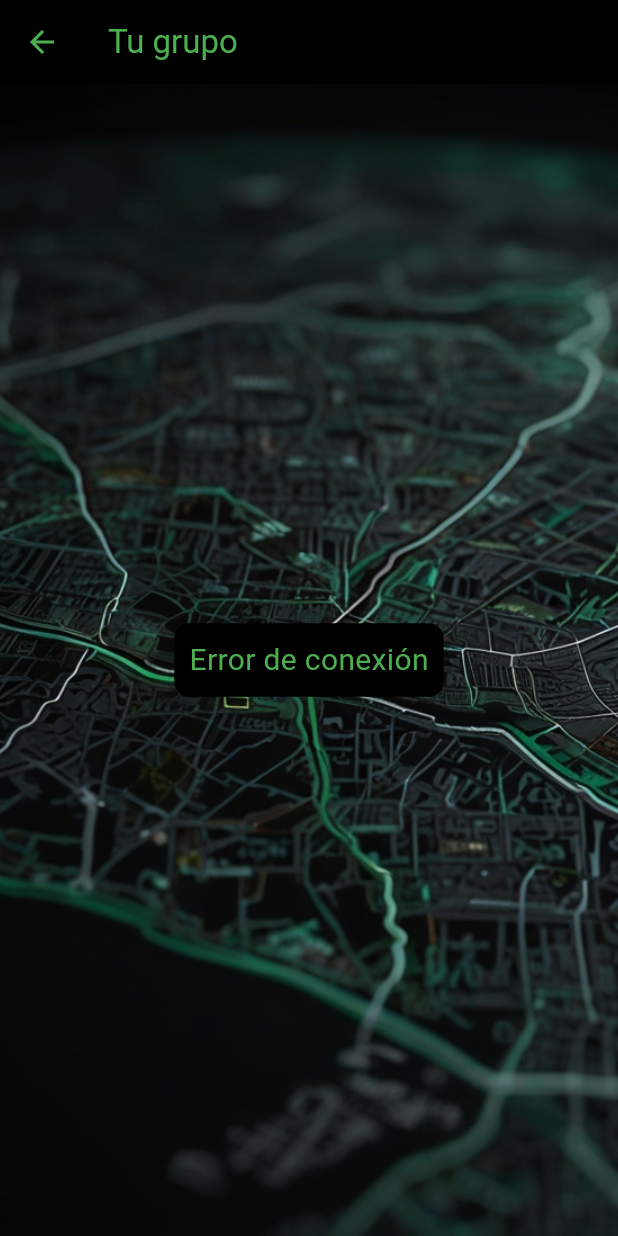
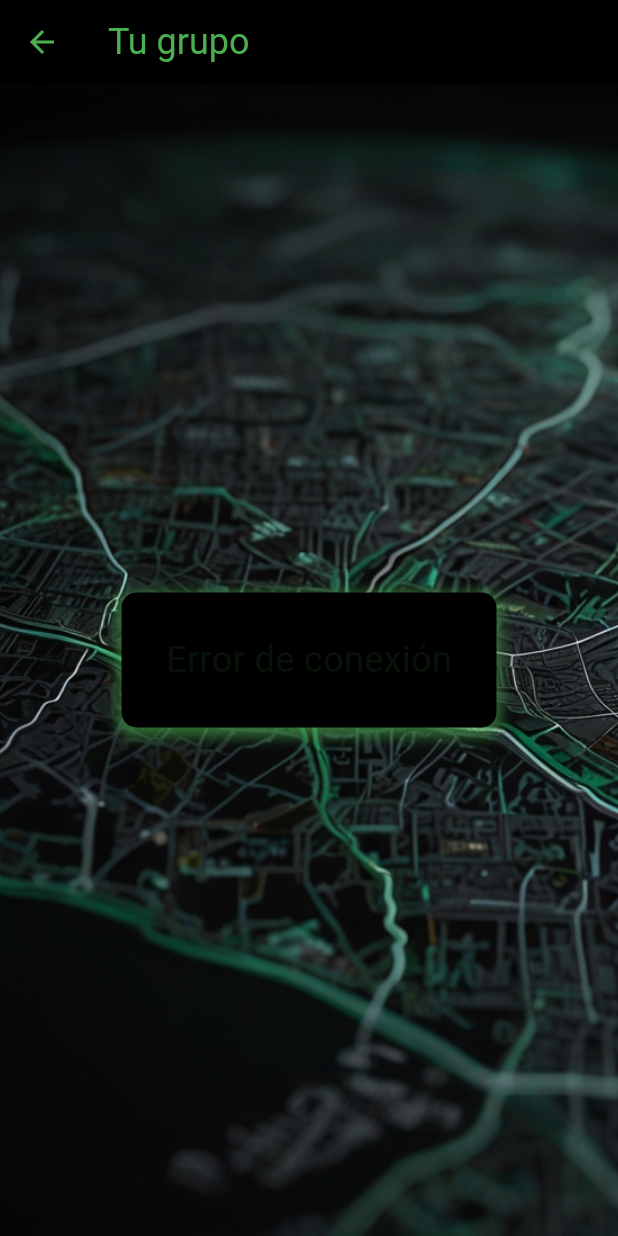
Before and after one commit to German1127/Warded, a Flutter app: the MisGruposError screen opened directly, on a phone screen of 412 x 824 dp. Run offline on Flutter 3.47's test engine with Material 3 defaults, Android fonts, the phone set to English and light mode, and no system bars; our stand-ins replace bloc, equatable, flutter_bloc, image_picker, qr_flutter; Roboto replaces fonts that are missing (Arial).

Commit message:
le agregue animacion a los textos de la carga y error y brillo verde detras del contenedor

```diff
--- a/lib/botones_con_iconos/boton_accidente.dart
+++ b/lib/botones_con_iconos/boton_accidente.dart
@@ -14,8 +14,8 @@ class BotonAccidente extends StatelessWidget {
         decoration: const BoxDecoration(
           color: Colors.black,
           borderRadius: BorderRadius.only(
-            topLeft: Radius.circular(50.0),
-            topRight: Radius.circular(50.0),
+            topLeft: Radius.circular(30.0),
+            topRight: Radius.circular(30.0),
             bottomLeft: Radius.circular(0.0),
             bottomRight: Radius.circular(0.0),
           ),
--- a/lib/botones_con_iconos/boton_animal_abandonado.dart
+++ b/lib/botones_con_iconos/boton_animal_abandonado.dart
@@ -14,10 +14,10 @@ class BotonAnimalAbandonado extends StatelessWidget {
         decoration: const BoxDecoration(
           color: Colors.black,
           borderRadius: BorderRadius.only(
-            topLeft: Radius.circular(50.0),
+            topLeft: Radius.circular(30.0),
             topRight: Radius.circular(0.0),
             bottomLeft: Radius.circular(0.0),
-            bottomRight: Radius.circular(50.0),
+            bottomRight: Radius.circular(30.0),
           ),
         ),
         child: Column(
--- a/lib/botones_con_iconos/boton_bache.dart
+++ b/lib/botones_con_iconos/boton_bache.dart
@@ -15,8 +15,8 @@ class BotonBache extends StatelessWidget {
           color: Colors.black,
           borderRadius: BorderRadius.only(
             topLeft: Radius.circular(0.0),
-            topRight: Radius.circular(50.0),
-            bottomLeft: Radius.circular(50.0),
+            topRight: Radius.circular(30.0),
+            bottomLeft: Radius.circular(30.0),
             bottomRight: Radius.circular(0.0),
           ),
         ),
--- a/lib/botones_con_iconos/boton_calle_cerrada.dart
+++ b/lib/botones_con_iconos/boton_calle_cerrada.dart
@@ -14,10 +14,10 @@ class BotonCalleCerrada extends StatelessWidget {
         decoration: const BoxDecoration(
           color: Colors.black,
           borderRadius: BorderRadius.only(
-            topLeft: Radius.circular(50.0),
+            topLeft: Radius.circular(30.0),
             topRight: Radius.circular(0.0),
             bottomLeft: Radius.circular(0.0),
-            bottomRight: Radius.circular(50.0),
+            bottomRight: Radius.circular(30.0),
           ),
         ),
         child: Column(
--- a/lib/botones_con_iconos/boton_control_policial.dart
+++ b/lib/botones_con_iconos/boton_control_policial.dart
@@ -15,8 +15,8 @@ class BotonControlPolicial extends StatelessWidget {
           color: Colors.black,
           borderRadius: BorderRadius.only(
             topLeft: Radius.circular(0.0),
-            topRight: Radius.circular(50.0),
-            bottomLeft: Radius.circular(50.0),
+            topRight: Radius.circular(30.0),
+            bottomLeft: Radius.circular(30.0),
             bottomRight: Radius.circular(0.0),
           ),
         ),
--- a/lib/botones_con_iconos/boton_grupo.dart
+++ b/lib/botones_con_iconos/boton_grupo.dart
@@ -18,8 +18,8 @@ class BotonGrupo extends StatelessWidget {
         decoration: const BoxDecoration(
           color: Colors.black,
           borderRadius: BorderRadius.only(
-            topLeft: Radius.circular(50.0),
-            topRight: Radius.circular(50.0),
+            topLeft: Radius.circular(30.0),
+            topRight: Radius.circular(30.0),
             bottomLeft: Radius.circular(0.0),
             bottomRight: Radius.circular(0.0),
           ),
--- a/lib/botones_con_iconos/boton_mapa.dart
+++ b/lib/botones_con_iconos/boton_mapa.dart
@@ -15,8 +15,8 @@ class BotonMapa extends StatelessWidget {
           color: Colors.black,
           borderRadius: BorderRadius.only(
             topLeft: Radius.circular(0.0),
-            topRight: Radius.circular(50.0),
-            bottomLeft: Radius.circular(50.0),
+            topRight: Radius.circular(30.0),
+            bottomLeft: Radius.circular(30.0),
             bottomRight: Radius.circular(0.0),
           ),
         ),
--- a/lib/botones_con_iconos/boton_sospechoso.dart
+++ b/lib/botones_con_iconos/boton_sospechoso.dart
@@ -14,10 +14,10 @@ class BotonSospechoso extends StatelessWidget {
         decoration: const BoxDecoration(
           color: Colors.black,
           borderRadius: BorderRadius.only(
-            topLeft: Radius.circular(50.0),
+            topLeft: Radius.circular(30.0),
             topRight: Radius.circular(0.0),
             bottomLeft: Radius.circular(0.0),
-            bottomRight: Radius.circular(50.0),
+            bottomRight: Radius.circular(30.0),
           ),
         ),
         child: Column(
--- a/lib/botones_con_iconos/boton_trafico.dart
+++ b/lib/botones_con_iconos/boton_trafico.dart
@@ -14,8 +14,8 @@ class BotonTrafico extends StatelessWidget {
         decoration: const BoxDecoration(
           color: Colors.black,
           borderRadius: BorderRadius.only(
-            topLeft: Radius.circular(50.0),
-            topRight: Radius.circular(50.0),
+            topLeft: Radius.circular(30.0),
+            topRight: Radius.circular(30.0),
             bottomLeft: Radius.circular(0.0),
             bottomRight: Radius.circular(0.0),
           ),
--- a/lib/features/mis_grupos/view/mis_grupos_error.dart
+++ b/lib/features/mis_grupos/view/mis_grupos_error.dart
@@ -1,8 +1,31 @@
 import 'package:flutter/material.dart';
-import 'package:untitle/Botones/boton_casita.dart';
 
-class MisGruposError extends StatelessWidget {
+class MisGruposError extends StatefulWidget {
   const MisGruposError({super.key});
+
+  @override
+  _MisGruposErrorState createState() => _MisGruposErrorState();
+}
+
+class _MisGruposErrorState extends State<MisGruposError> with SingleTickerProviderStateMixin {
+  late AnimationController _controller;
+  late Animation<double> _animation;
+
+  @override
+  void initState() {
+    super.initState();
+    _controller = AnimationController(
+      duration: const Duration(seconds: 1),
+      vsync: this,
+    )..repeat(reverse: true);
+    _animation = Tween<double>(begin: 0.0, end: 1.0).animate(_controller);
+  }
+
+  @override
+  void dispose() {
+    _controller.dispose();
+    super.dispose();
+  }
 
   @override
   Widget build(BuildContext context) {
@@ -12,11 +35,12 @@ class MisGruposError extends StatelessWidget {
           'Tu grupo',
           style: TextStyle(
             color: Colors.green,
+            fontFamily: 'Arial',
+            fontSize: 24,
           ),
         ),
         backgroundColor: Colors.black,
-        actions: const <Widget>[
-        ],
+        actions: const <Widget>[],
       ),
       body: Stack(
         children: [
@@ -42,16 +66,32 @@ class MisGruposError extends StatelessWidget {
               ),
               Center(
                 child: Container(
+                  width: 250,
+                  height: 90,
                   decoration: BoxDecoration(
                     color: Colors.black,
                     borderRadius: BorderRadius.circular(10),
+                    boxShadow: [
+                      BoxShadow(
+                        color: Colors.green.withOpacity(0.6),
+                        spreadRadius: 3,
+                        blurRadius: 7,
+                        offset: const Offset(0, 3),
+                      ),
+                    ],
                   ),
                   padding: const EdgeInsets.all(10),
-                  child: const Text(
-                    'Error de conexión',
-                    style: TextStyle(
-                      color: Colors.green,
-                      fontSize: 20,
+                  child: FadeTransition(
+                    opacity: _animation,
+                    child: const Center(
+                      child: Text(
+                        'Error de conexión',
+                        style: TextStyle(
+                          color: Colors.green,
+                          fontFamily: 'Arial',
+                          fontSize: 24,
+                        ),
+                      ),
                     ),
                   ),
                 ),
--- a/lib/features/mis_grupos/view/mis_grupos_page.dart
+++ b/lib/features/mis_grupos/view/mis_grupos_page.dart
@@ -1,7 +1,6 @@
 import 'package:flutter/material.dart';
 import 'package:flutter_bloc/flutter_bloc.dart';
 import 'package:untitle/features/mis_grupos/cubic/mis_grupos_cubit.dart';
-import 'package:untitle/features/mis_grupos/models/vecino.dart';
 import 'package:untitle/features/mis_grupos/view/widgets/mis_grupos_item.dart';
 import 'package:untitle/Botones/boton_unirse_grupo.dart';
 import 'package:untitle/Botones/boton_abandonar_grupo.dart';
```
Also changed, not shown: lib/features/mis_grupos/view/mis_grupos_loading.dart (+51 -10 lines).
